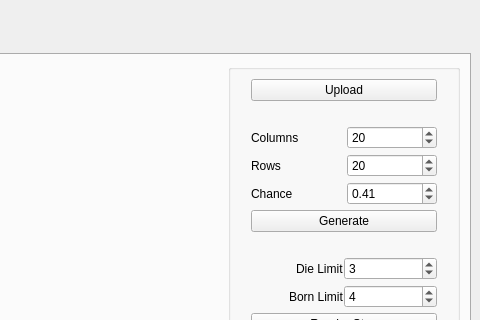
darrpama/A1_Maze-1, file src/views/mainwindow.ui: the form before one commit; both pictures show x 302 to 782 and y 0 to 320 of the 782 by 642 pixel window.
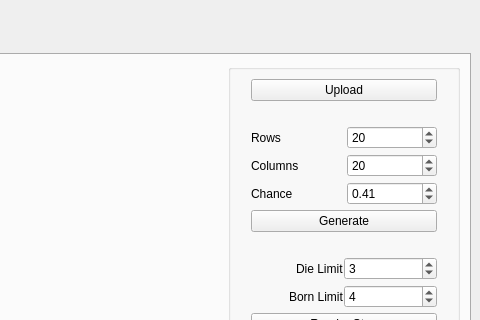
The form after the commit. The open tabs and pages were chosen to show the change. Custom widgets are drawn as their Qt base class.

Commit message: tz fix, style fix

The edit to the form file:
```diff
--- a/src/views/mainwindow.ui
+++ b/src/views/mainwindow.ui
@@ -262,27 +262,6 @@
                </property>
               </spacer>
              </item>
-             <item>
-              <layout class="QHBoxLayout" name="cave_cols_layout">
-               <item>
-                <widget class="QLabel" name="cave_cold_label">
-                 <property name="text">
-                  <string>Columns</string>
-                 </property>
-                </widget>
-               </item>
-               <item>
-                <widget class="QSpinBox" name="cave_cols">
-                 <property name="maximum">
-                  <number>50</number>
-                 </property>
-                 <property name="value">
-                  <number>20</number>
-                 </property>
-                </widget>
-               </item>
-              </layout>
-             </item>
              <item>
               <layout class="QHBoxLayout" name="cave_rows_layout">
                <item>
@@ -304,6 +283,27 @@
                </item>
               </layout>
              </item>
+             <item>
+              <layout class="QHBoxLayout" name="cave_cols_layout">
+               <item>
+                <widget class="QLabel" name="cave_cold_label">
+                 <property name="text">
+                  <string>Columns</string>
+                 </property>
+                </widget>
+               </item>
+               <item>
+                <widget class="QSpinBox" name="cave_cols">
+                 <property name="maximum">
+                  <number>50</number>
+                 </property>
+                 <property name="value">
+                  <number>20</number>
+                 </property>
+                </widget>
+               </item>
+              </layout>
+             </item>
              <item>
               <layout class="QHBoxLayout" name="cave_chance_layout">
                <property name="topMargin">
```
Left out of the diff: 6 changed lines with no effect on the pictures. The commit also changes 2 other files.
